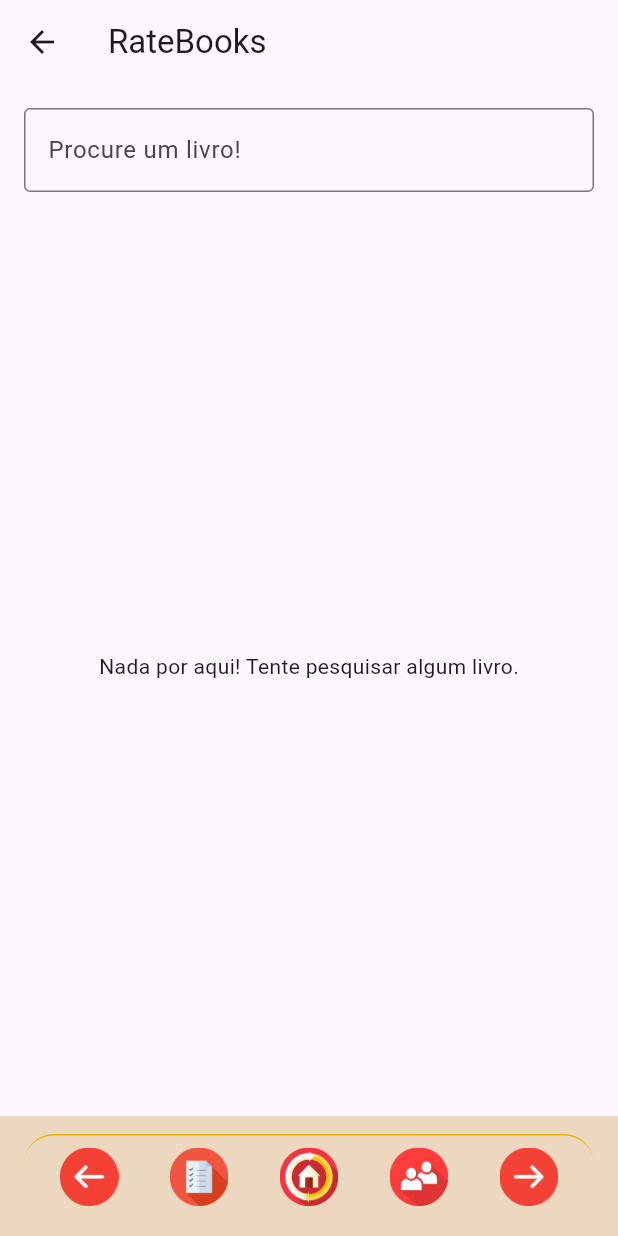
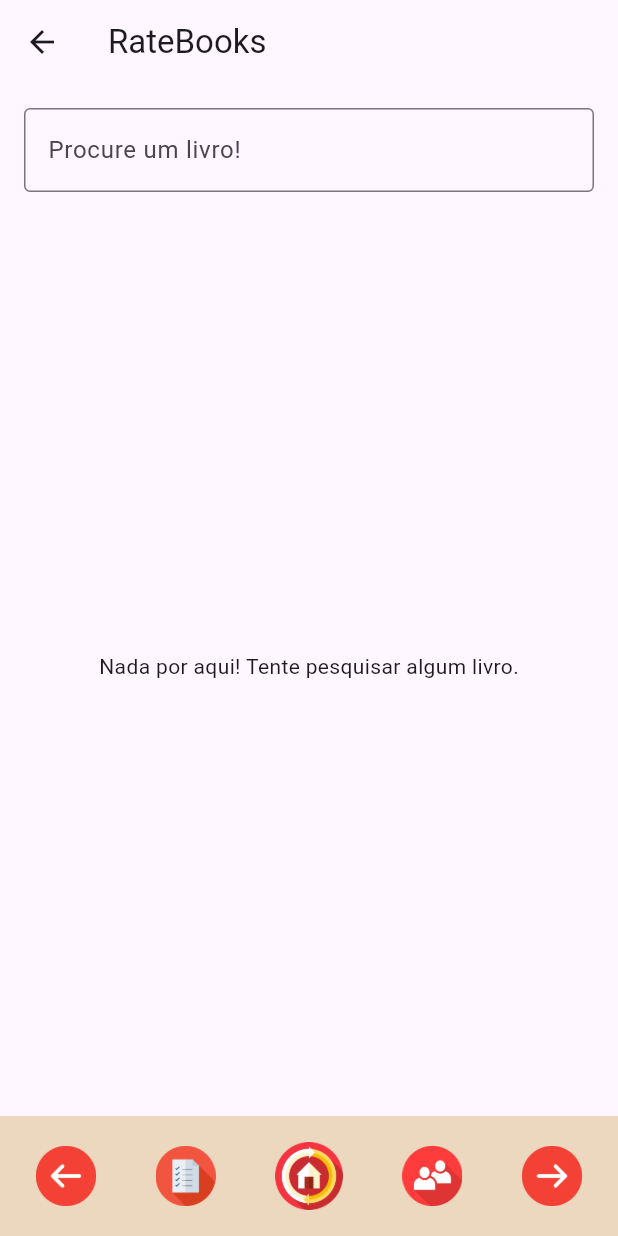
Before and after one commit to Carlos-Cerqueira/trab_dezani, a Flutter app: the HomePage screen opened by its route, on a phone screen of 412 x 824 dp. Run offline on Flutter 3.47's test engine with Material 3 defaults, Android fonts, the phone set to English and light mode, and no system bars.

Commit message:
Descarte de erros

```diff
--- a/lib/views/home_page.dart
+++ b/lib/views/home_page.dart
@@ -30,52 +30,56 @@ class HomePage extends StatelessWidget {
       ),
       bottomNavigationBar: BottomAppBar(
         color: const Color(0xFFEBD8BE),
-        child: Container(
-          width: double.infinity,
-          height: 70.0,
-          decoration: BoxDecoration(
-            color: const Color(0xFFEBD8BE),
-            borderRadius: const BorderRadius.only(
-              topLeft: Radius.circular(20),
-              topRight: Radius.circular(20),
-            ),
-            border: Border(
-              top: BorderSide(
-                color: Color(0xFFEBB300),
-                width: 1.0,
-              ),
-            ),
-          ),
         padding: const EdgeInsets.symmetric(horizontal: 16.0),
         child: Row(
           mainAxisAlignment: MainAxisAlignment.spaceBetween,
           children: [
             IconButton(
-                icon: Image.asset('assets/icons/iconBack.png'),
+              icon: Image.asset(
+                'assets/icons/iconBack.png',
+                width: 40,
+                height: 40,
+              ),
               onPressed: () {
                 Navigator.popUntil(context, ModalRoute.withName('/home'));
               },
             ),
             IconButton(
-                icon: Image.asset('assets/icons/iconChecklist.png'),
+              icon: Image.asset(
+                'assets/icons/iconChecklist.png',
+                width: 40,
+                height: 40,
+              ),
               onPressed: () {
                 Navigator.pushNamed(context, '/lists');
               },
             ),
             IconButton(
-                icon: Image.asset('assets/icons/iconHome.png'),
+              icon: Image.asset(
+                'assets/icons/iconHome.png',
+                width: 45,
+                height: 45,
+              ),
               onPressed: () {
                 Navigator.pushNamed(context, '/home');
               },
             ),
             IconButton(
-                icon: Image.asset('assets/icons/iconUser.png'),
+              icon: Image.asset(
+                'assets/icons/iconUser.png',
+                width: 40,
+                height: 40,
+              ),
               onPressed: () {
-                  Navigator.pushNamed(context, '/profile');
+                Navigator.pushReplacementNamed(context, '/profile');
               },
             ),
             IconButton(
-                icon: Image.asset('assets/icons/iconGo.png'),
+              icon: Image.asset(
+                'assets/icons/iconGo.png',
+                width: 40,
+                height: 40,
+              ),
               onPressed: () {
                 Navigator.pushReplacementNamed(context, '/current');
               },
@@ -83,7 +87,6 @@ class HomePage extends StatelessWidget {
           ],
         ),
       ),
-      ),
     );
   }
 }
--- a/lib/views/start_page.dart
+++ b/lib/views/start_page.dart
@@ -21,7 +21,7 @@ class StartPage extends StatelessWidget {
 
             ElevatedButton(
               onPressed: () {
-                Navigator.pushNamed(context, '/login');
+                Navigator.pushReplacementNamed(context, '/login');
               },
               style: ElevatedButton.styleFrom(
                 backgroundColor: const Color(0xFFE63946),
@@ -43,7 +43,7 @@ class StartPage extends StatelessWidget {
 
             ElevatedButton(
               onPressed: () {
-                Navigator.pushNamed(context, '/register');
+                Navigator.pushReplacementNamed(context, '/register');
               },
               style: ElevatedButton.styleFrom(
                 backgroundColor: const Color(0xFFE63946),
--- a/pubspec.yaml
+++ b/pubspec.yaml
@@ -19,7 +19,7 @@ publish_to: 'none' # Remove this line if you wish to publish to pub.dev
 version: 1.0.0+1
 
 environment:
-  sdk: ^3.5.3
+  sdk: ^3.5.0
 
 # Dependencies specify other packages that your package needs in order to work.
 # To automatically upgrade your package dependencies to the latest versions
```
Also changed, not shown: lib/views/book_page.dart (+60 -1 lines), lib/views/lists_page.dart (+28 -25 lines), lib/views/profile_page.dart (+26 -23 lines), pubspec.lock. Lines whose indentation alone changed are shown as unchanged.
